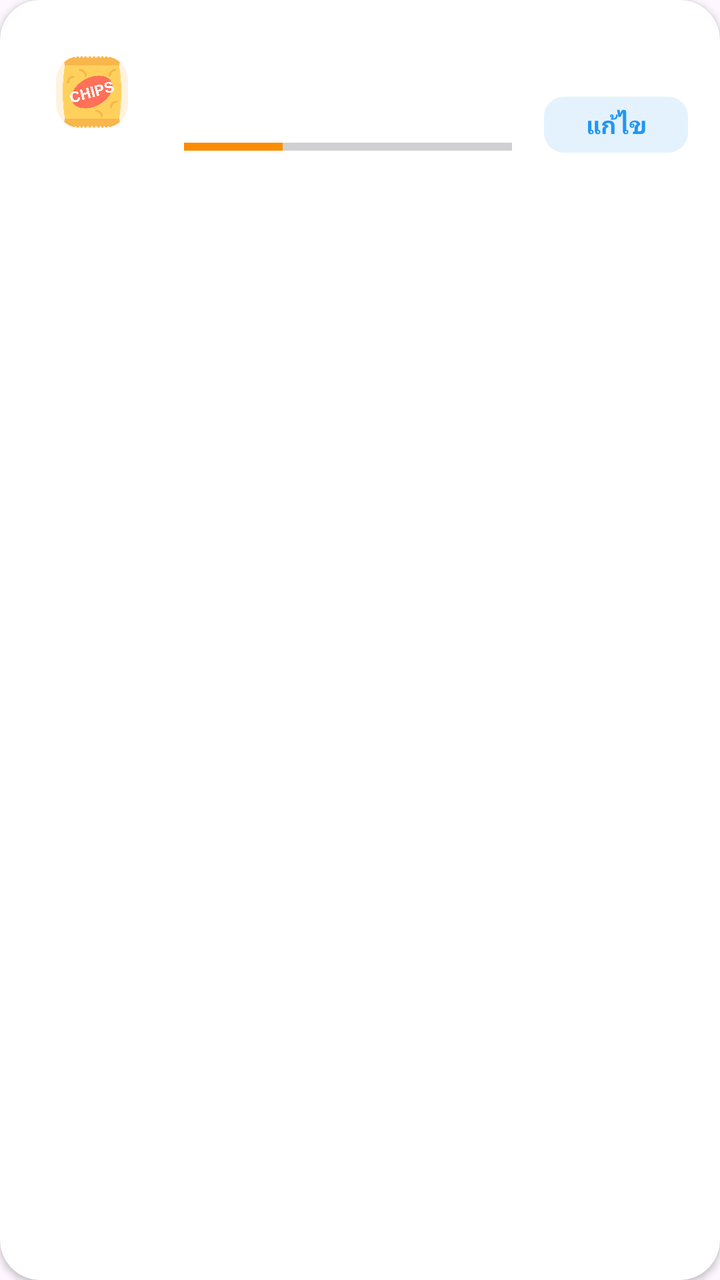
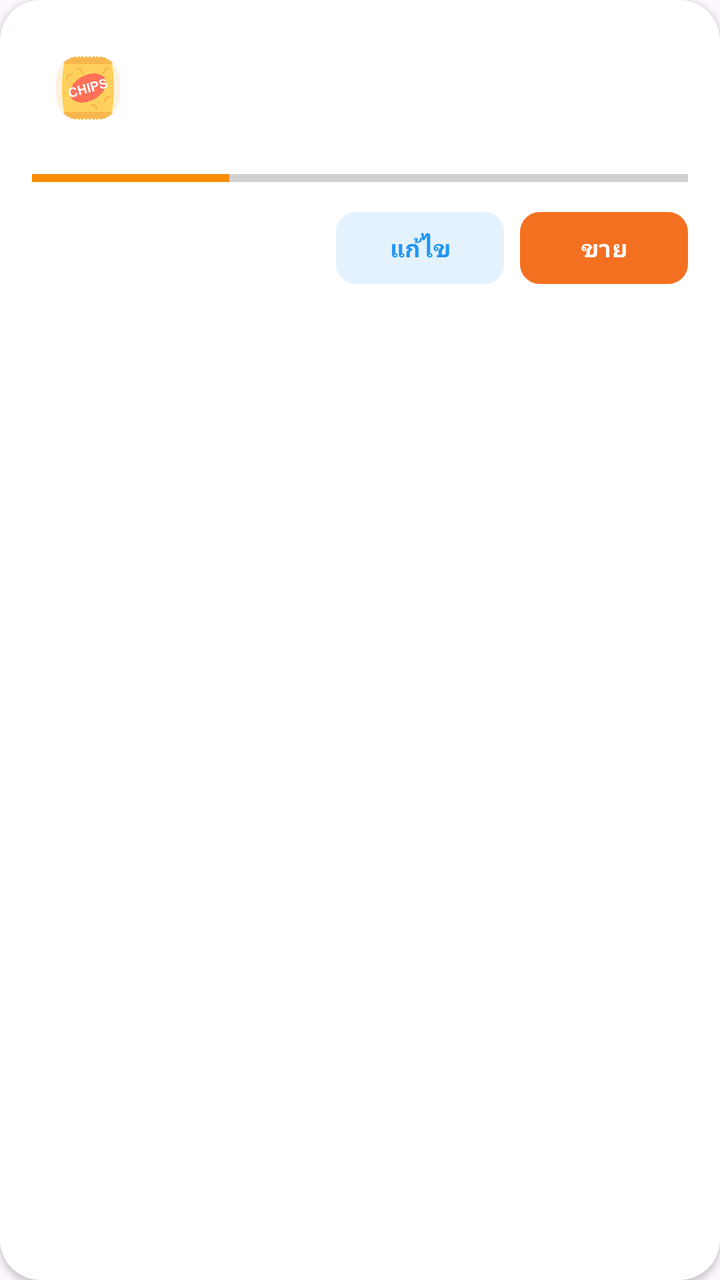

An Android layout rendered at two revisions. The XML below is the earlier revision; the diff shows what the commit changed to produce the second picture.
<!-- AndroidManifest.xml: application theme Theme.SaiThongGroceryApp -->
<!-- res/layout/item_stock.xml -->
<?xml version="1.0" encoding="utf-8"?>
<com.google.android.material.card.MaterialCardView xmlns:android="http://schemas.android.com/apk/res/android"
    xmlns:app="http://schemas.android.com/apk/res-auto"
    android:layout_width="match_parent"
    android:layout_height="wrap_content"
    android:layout_marginBottom="12dp"
    app:cardBackgroundColor="@color/white"
    app:cardCornerRadius="20dp"
    app:cardElevation="2dp"
    app:strokeWidth="0dp">

    <RelativeLayout
        android:layout_width="match_parent"
        android:layout_height="wrap_content"
        android:padding="16dp">

        <com.google.android.material.imageview.ShapeableImageView
            android:id="@+id/iv_stock_icon"
            android:layout_width="60dp"
            android:layout_height="60dp"
            android:background="#FFF3E0"
            android:padding="12dp"
            android:src="@drawable/chips"
            app:shapeAppearanceOverlay="@style/ShapeAppearance.Material3.Corner.Medium" />

        <LinearLayout
            android:id="@+id/ll_stock_info"
            android:layout_width="175dp"
            android:layout_height="55dp"
            android:layout_centerVertical="true"
            android:layout_marginStart="16dp"
            android:layout_marginEnd="16dp"
            android:layout_toStartOf="@id/ll_stock_action"
            android:layout_toEndOf="@id/iv_stock_icon"
            android:orientation="vertical">

            <TextView
                android:id="@+id/tv_stock_name"
                android:layout_width="wrap_content"
                android:layout_height="wrap_content"
                android:textColor="@color/text_primary"
                android:textSize="16sp"
                android:textStyle="bold" />

            <TextView
                android:id="@+id/tv_stock_category"
                android:layout_width="wrap_content"
                android:layout_height="wrap_content"
                android:layout_marginTop="2dp"
                android:textColor="@color/text_secondary"
                android:textSize="12sp" />

            <LinearLayout
                android:layout_width="match_parent"
                android:layout_height="wrap_content"
                android:layout_marginTop="10dp"
                android:gravity="center_vertical"
                android:orientation="horizontal">

                <ProgressBar
                    android:id="@+id/pb_stock_level"
                    style="?android:attr/progressBarStyleHorizontal"
                    android:layout_width="match_parent"
                    android:layout_height="6dp"
                    android:backgroundTint="#F1F3F5"
                    android:progress="30"
                    android:progressTint="#FB8C00" />
            </LinearLayout>
        </LinearLayout>

        <LinearLayout
            android:id="@+id/ll_stock_action"
            android:layout_width="wrap_content"
            android:layout_height="wrap_content"
            android:layout_alignParentEnd="true"
            android:layout_centerVertical="true"
            android:gravity="end|center_vertical"
            android:orientation="vertical">

            <TextView
                android:id="@+id/tv_stock_qty"
                android:layout_width="wrap_content"
                android:layout_height="wrap_content"
                android:textColor="#E53935"
                android:textSize="15sp"
                android:textStyle="bold" />

            <com.google.android.material.button.MaterialButton
                android:id="@+id/btn_update_stock_item"
                style="@style/Widget.Material3.Button.TonalButton"
                android:layout_width="72dp"
                android:layout_height="36dp"
                android:layout_marginTop="8dp"
                android:padding="0dp"
                android:text="@string/btn_edit"
                android:textColor="@color/brand_blue"
                android:textSize="12sp"
                android:textStyle="bold"
                app:backgroundTint="@color/light_blue"
                app:cornerRadius="10dp" />
        </LinearLayout>
    </RelativeLayout>
</com.google.android.material.card.MaterialCardView>
<!-- resources referenced by this layout -->
<resources>
  <color name="brand_blue">#2196F3</color>
  <color name="light_blue">#E3F2FD</color>
  <color name="text_primary">#212529</color>
  <color name="text_secondary">#6C757D</color>
  <color name="white">#FFFFFFFF</color>
  <!-- drawable chips: png bitmap (drawable, 21446 bytes) -->
  <string name="btn_edit">แก้ไข</string>
  <style name="Theme.SaiThongGroceryApp" parent="Base.Theme.SaiThongGroceryApp" />
  <style name="Base.Theme.SaiThongGroceryApp" parent="Theme.Material3.DayNight.NoActionBar">
          
          
      </style>
</resources>

<!-- the commit's change to res/layout/item_stock.xml (unified diff, before → after) -->
@@ -9,73 +9,50 @@
     app:cardElevation="2dp"
     app:strokeWidth="0dp">
 
-    <RelativeLayout
+    <LinearLayout
         android:layout_width="match_parent"
         android:layout_height="wrap_content"
+        android:orientation="vertical"
         android:padding="16dp">
 
-        <com.google.android.material.imageview.ShapeableImageView
-            android:id="@+id/iv_stock_icon"
-            android:layout_width="60dp"
-            android:layout_height="60dp"
-            android:background="#FFF3E0"
-            android:padding="12dp"
-            android:src="@drawable/chips"
-            app:shapeAppearanceOverlay="@style/ShapeAppearance.Material3.Corner.Medium" />
+        <LinearLayout
+            android:layout_width="match_parent"
+            android:layout_height="wrap_content"
+            android:gravity="center_vertical"
+            android:orientation="horizontal">
 
-        <LinearLayout
-            android:id="@+id/ll_stock_info"
-            android:layout_width="175dp"
-            android:layout_height="55dp"
-            android:layout_centerVertical="true"
-            android:layout_marginStart="16dp"
-            android:layout_marginEnd="16dp"
-            android:layout_toStartOf="@id/ll_stock_action"
-            android:layout_toEndOf="@id/iv_stock_icon"
-            android:orientation="vertical">
-
-            <TextView
-                android:id="@+id/tv_stock_name"
-                android:layout_width="wrap_content"
-                android:layout_height="wrap_content"
-                android:textColor="@color/text_primary"
-                android:textSize="16sp"
-                android:textStyle="bold" />
-
-            <TextView
-                android:id="@+id/tv_stock_category"
-                android:layout_width="wrap_content"
-                android:layout_height="wrap_content"
-                android:layout_marginTop="2dp"
-                android:textColor="@color/text_secondary"
-                android:textSize="12sp" />
+            <com.google.android.material.imageview.ShapeableImageView
+                android:id="@+id/iv_stock_icon"
+                android:layout_width="56dp"
+                android:layout_height="56dp"
+                android:background="#FFF3E0"
+                android:padding="12dp"
+                android:src="@drawable/chips"
+                app:shapeAppearanceOverlay="@style/ShapeAppearance.Material3.Corner.Medium" />
 
             <LinearLayout
-                android:layout_width="match_parent"
+                android:layout_width="0dp"
                 android:layout_height="wrap_content"
-                android:layout_marginTop="10dp"
-                android:gravity="center_vertical"
-                android:orientation="horizontal">
+                android:layout_marginHorizontal="14dp"
+                android:layout_weight="1"
+                android:orientation="vertical">
 
-                <ProgressBar
-                    android:id="@+id/pb_stock_level"
-                    style="?android:attr/progressBarStyleHorizontal"
-                    android:layout_width="match_parent"
-                    android:layout_height="6dp"
-                    android:backgroundTint="#F1F3F5"
-                    android:progress="30"
-                    android:progressTint="#FB8C00" />
+                <TextView
+                    android:id="@+id/tv_stock_name"
+                    android:layout_width="wrap_content"
+                    android:layout_height="wrap_content"
+                    android:textColor="@color/text_primary"
+                    android:textSize="16sp"
+                    android:textStyle="bold" />
+
+                <TextView
+                    android:id="@+id/tv_stock_category"
+                    android:layout_width="wrap_content"
+                    android:layout_height="wrap_content"
+                    android:layout_marginTop="2dp"
+                    android:textColor="@color/text_secondary"
+                    android:textSize="12sp" />
             </LinearLayout>
-        </LinearLayout>
-
-        <LinearLayout
-            android:id="@+id/ll_stock_action"
-            android:layout_width="wrap_content"
-            android:layout_height="wrap_content"
-            android:layout_alignParentEnd="true"
-            android:layout_centerVertical="true"
-            android:gravity="end|center_vertical"
-            android:orientation="vertical">
 
             <TextView
                 android:id="@+id/tv_stock_qty"
@@ -84,13 +61,32 @@
                 android:textColor="#E53935"
                 android:textSize="15sp"
                 android:textStyle="bold" />
+        </LinearLayout>
+
+        <ProgressBar
+            android:id="@+id/pb_stock_level"
+            style="?android:attr/progressBarStyleHorizontal"
+            android:layout_width="match_parent"
+            android:layout_height="6dp"
+            android:layout_marginTop="14dp"
+            android:backgroundTint="#F1F3F5"
+            android:progress="30"
+            android:progressTint="#FB8C00" />
+
+        <LinearLayout
+            android:layout_width="match_parent"
+            android:layout_height="wrap_content"
+            android:layout_marginTop="14dp"
+            android:gravity="end"
+            android:orientation="horizontal">
 
             <com.google.android.material.button.MaterialButton
                 android:id="@+id/btn_update_stock_item"
                 style="@style/Widget.Material3.Button.TonalButton"
-                android:layout_width="72dp"
+                android:layout_width="84dp"
                 android:layout_height="36dp"
-                android:layout_marginTop="8dp"
+                android:insetTop="0dp"
+                android:insetBottom="0dp"
                 android:padding="0dp"
                 android:text="@string/btn_edit"
                 android:textColor="@color/brand_blue"
@@ -98,6 +94,21 @@
                 android:textStyle="bold"
                 app:backgroundTint="@color/light_blue"
                 app:cornerRadius="10dp" />
+
+            <com.google.android.material.button.MaterialButton
+                android:id="@+id/btn_sell_item"
+                android:layout_width="84dp"
+                android:layout_height="36dp"
+                android:layout_marginStart="8dp"
+                android:insetTop="0dp"
+                android:insetBottom="0dp"
+                android:padding="0dp"
+                android:text="@string/btn_sell"
+                android:textColor="@color/white"
+                android:textSize="12sp"
+                android:textStyle="bold"
+                app:backgroundTint="@color/brand_orange"
+                app:cornerRadius="10dp" />
         </LinearLayout>
-    </RelativeLayout>
+    </LinearLayout>
 </com.google.android.material.card.MaterialCardView>
<!-- resource entries referenced after the edit -->
@@ -1,12 +1,14 @@
 <!-- resources referenced by this layout -->
 <resources>
   <color name="brand_blue">#2196F3</color>
+  <color name="brand_orange">#F37021</color>
   <color name="light_blue">#E3F2FD</color>
   <color name="text_primary">#212529</color>
   <color name="text_secondary">#6C757D</color>
   <color name="white">#FFFFFFFF</color>
   <!-- drawable chips: png bitmap (drawable, 21446 bytes) -->
   <string name="btn_edit">แก้ไข</string>
+  <string name="btn_sell">ขาย</string>
   <style name="Theme.SaiThongGroceryApp" parent="Base.Theme.SaiThongGroceryApp" />
   <style name="Base.Theme.SaiThongGroceryApp" parent="Theme.Material3.DayNight.NoActionBar">
           
